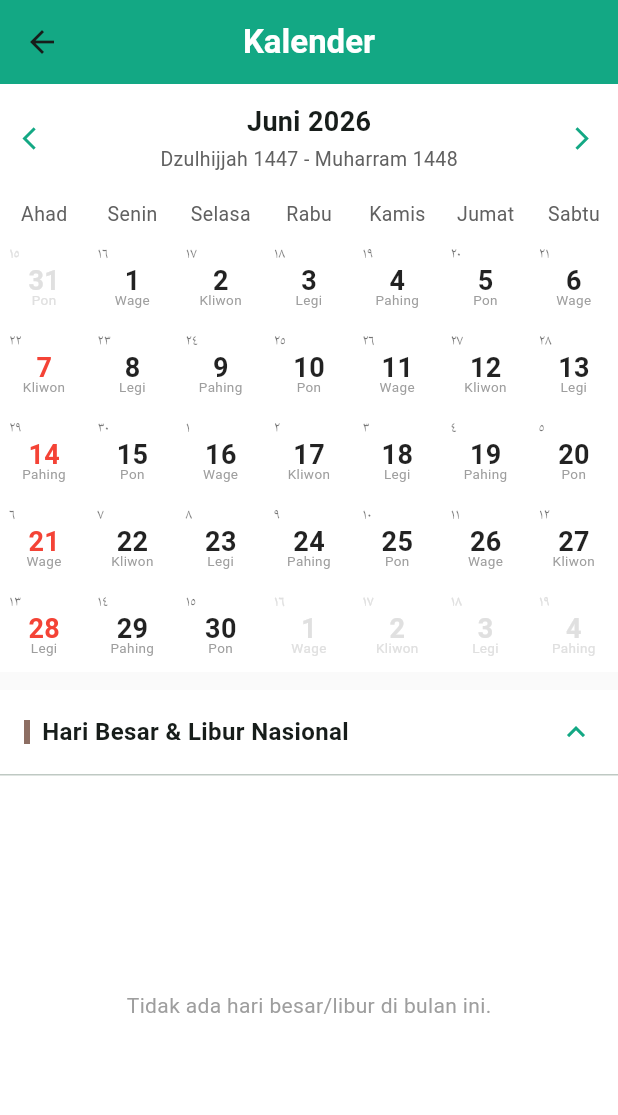
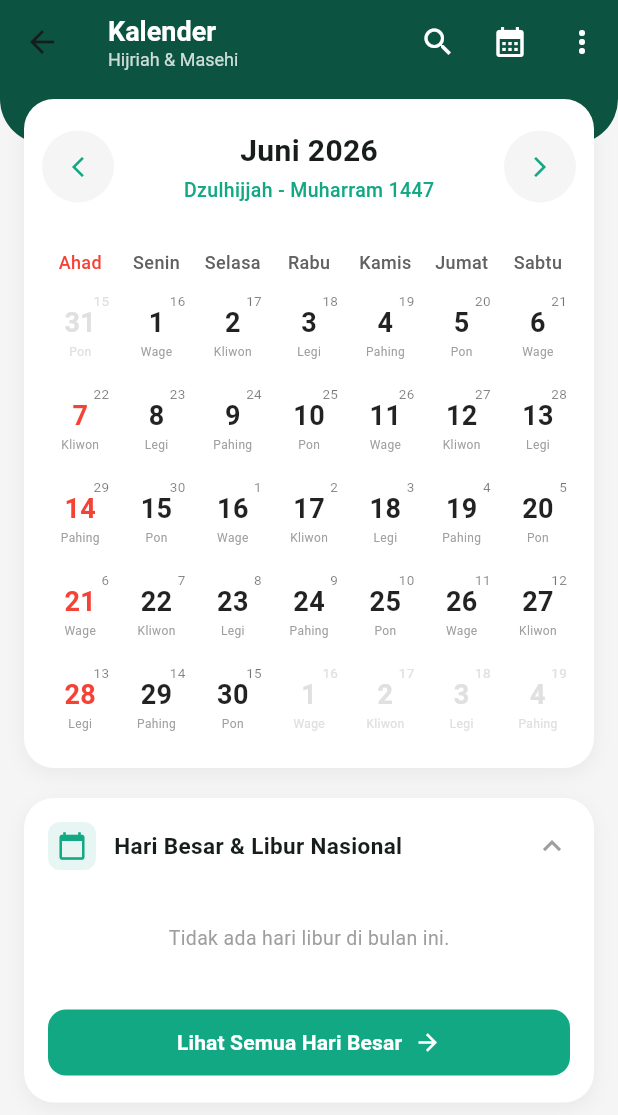
Before and after one commit to tuafiq/20241220096, a Flutter app: the CalendarPage screen opened directly, after a tap on the "arrow forward ios" icon, on a phone screen of 412 x 824 dp. Shown: the top 1115 px of the screen. Run offline on Flutter 3.47's test engine with Material 3 defaults, Android fonts, the phone set to English and light mode, and no system bars; drawn by our look-alikes of table_calendar; our stand-ins replace audioplayers, font_awesome_flutter, geolocator, hijri, image_picker, just_audio and 1 more; missing offline and left inert: flutter_qiblah; network calls fail; project files that could hold a hidden picture were left out.

Commit message:
perubahan tampilan di icon Kalender

```diff
--- a/lib/calendar_page.dart
+++ b/lib/calendar_page.dart
@@ -29,37 +29,36 @@ class _CalendarPageState extends State<CalendarPage> {
     'Rajab', 'Sya\'ban', 'Ramadhan', 'Syawal', 'Dzulqa\'dah', 'Dzulhijjah'
   ];
 
+  final Color primaryGreen = const Color(0xFF0C5441);
+  final Color accentGreen = const Color(0xFF13A884);
+
   @override
   void initState() {
     super.initState();
     _selectedDay = _focusedDay;
-    // Fetch current year, and also next/prev year to be safe for 2026-2027
     _fetchAllHolidays();
   }
 
   Future<void> _fetchAllHolidays() async {
+    if (!mounted) return;
     setState(() => _isLoading = true);
 
-    // Fetch 2026 and 2027 to ensure both are loaded
-    final list2026 = await _holidayService.getHolidays(2026);
-    final list2027 = await _holidayService.getHolidays(2027);
+    try {
+      final currentYear = DateTime.now().year;
+      final yearsToFetch = [currentYear - 1, currentYear, currentYear + 1];
 
-    // Also fetch current year if it's not 2026 or 2027
-    final currentYear = DateTime.now().year;
-    List<Holiday> listCurrent = [];
-    if (currentYear != 2026 && currentYear != 2027) {
-      listCurrent = await _holidayService.getHolidays(currentYear);
+      final List<Holiday> allHolidaysList = [];
+      for (var year in yearsToFetch) {
+        final list = await _holidayService.getHolidays(year);
+        allHolidaysList.addAll(list);
       }
 
       final newHolidaysMap = <DateTime, List<Holiday>>{};
-    final allHolidays = [...list2026, ...list2027, ...listCurrent];
-
-    for (var holiday in allHolidays) {
+      for (var holiday in allHolidaysList) {
         final normalizedDate = DateTime.utc(holiday.date.year, holiday.date.month, holiday.date.day);
         if (newHolidaysMap[normalizedDate] == null) {
           newHolidaysMap[normalizedDate] = [];
         }
-      // Prevent duplicates
         bool exists = newHolidaysMap[normalizedDate]!.any((h) => h.description == holiday.description);
         if (!exists) {
           newHolidaysMap[normalizedDate]!.add(holiday);
@@ -71,6 +70,9 @@ class _CalendarPageState extends State<CalendarPage> {
           _holidays = newHolidaysMap;
           _isLoading = false;
         });
+      }
+    } catch (e) {
+      if (mounted) setState(() => _isLoading = false);
     }
   }
 
@@ -86,10 +88,10 @@ class _CalendarPageState extends State<CalendarPage> {
 
   String _getPasaran(DateTime date) {
     const pasaran = ['Legi', 'Pahing', 'Pon', 'Wage', 'Kliwon'];
-    // Base date: 7 May 2026 is Wage (index 3).
-    final baseDate = DateTime(2026, 5, 7);
+    // Base date: 14 May 2026 is Legi (index 0).
+    final baseDate = DateTime(2026, 5, 14);
     final diff = DateTime(date.year, date.month, date.day).difference(baseDate).inDays;
-    int index = (3 + diff) % 5;
+    int index = (0 + diff) % 5;
     if (index < 0) index += 5;
     return pasaran[index];
   }
@@ -101,49 +103,55 @@ class _CalendarPageState extends State<CalendarPage> {
     final hLast = HijriCalendar.fromDate(lastDay);
 
     if (hFirst.hMonth == hLast.hMonth) {
-      return '${hijriMonths[hFirst.hMonth]} ${hFirst.hYear}';
-    } else {
-      if (hFirst.hYear == hLast.hYear) {
       return '${hijriMonths[hFirst.hMonth]} - ${hijriMonths[hLast.hMonth]} ${hFirst.hYear}';
     } else {
-        return '${hijriMonths[hFirst.hMonth]} ${hFirst.hYear} - ${hijriMonths[hLast.hMonth]} ${hLast.hYear}';
-      }
+      return '${hijriMonths[hFirst.hMonth]} - ${hijriMonths[hLast.hMonth]} ${hFirst.hYear}';
     }
   }
 
-  Widget _buildDayCell(DateTime day, {bool isSelected = false, bool isOutside = false}) {
+  Widget _buildDayCell(DateTime day, {bool isSelected = false, bool isOutside = false, bool isToday = false}) {
     final hDate = HijriCalendar.fromDate(day);
     final pasaran = _getPasaran(day);
     final isSunday = day.weekday == DateTime.sunday;
     final isHoliday = _getEventsForDay(day).isNotEmpty;
     final isRed = isSunday || isHoliday;
 
-    Color textColor = isOutside ? Colors.grey[300]! : (isRed ? Colors.red : Colors.black87);
-    Color pasaranColor = isOutside ? Colors.grey[300]! : Colors.grey[500]!;
+    Color textColor = isSelected ? Colors.white : (isOutside ? Colors.grey[300]! : (isRed ? Colors.red : Colors.black87));
+    Color pasaranColor = isSelected ? Colors.white.withOpacity(0.9) : (isOutside ? Colors.grey[300]! : Colors.grey[500]!);
+    Color hijriColor = isSelected ? Colors.white.withOpacity(0.8) : (isOutside ? Colors.grey[300]! : Colors.black54);
 
     return Container(
       margin: const EdgeInsets.all(2),
       decoration: isSelected
         ? BoxDecoration(
-            border: Border.all(color: Colors.blue.withOpacity(0.5), width: 1.5),
+            color: accentGreen,
             borderRadius: BorderRadius.circular(8),
-            color: Colors.blue.withOpacity(0.05),
+            boxShadow: [
+              BoxShadow(
+                color: accentGreen.withOpacity(0.3),
+                blurRadius: 4,
+                offset: const Offset(0, 2),
+              ),
+            ],
           )
         : null,
       child: Stack(
         children: [
-          // Hijri Top Left
+          // Hijri Top Right (Small)
           Positioned(
             top: 2,
-            left: 4,
+            right: 4,
             child: Text(
-              _toArabic(hDate.hDay),
-              style: TextStyle(fontSize: 10, color: isOutside ? Colors.grey[300] : Colors.black54),
+              '${hDate.hDay}',
+              style: TextStyle(fontSize: 9, color: hijriColor),
             ),
           ),
           // Center Date
           Center(
-            child: Text(
+            child: Column(
+              mainAxisSize: MainAxisSize.min,
+              children: [
+                Text(
                   '${day.day}',
                   style: TextStyle(
                     fontSize: 18,
@@ -151,22 +159,18 @@ class _CalendarPageState extends State<CalendarPage> {
                     color: textColor,
                   ),
                 ),
+                const SizedBox(height: 1),
+                Text(
+                  pasaran,
+                  style: TextStyle(fontSize: 8, color: pasaranColor),
                 ),
-          // Bottom Pasaran
-          Positioned(
-            bottom: 8,
-            left: 0,
-            right: 0,
-            child: Text(
-              pasaran,
-              textAlign: TextAlign.center,
-              style: TextStyle(fontSize: 9, color: pasaranColor),
+              ],
             ),
           ),
           // Holiday Dot
           if (isHoliday && !isOutside)
             Positioned(
-              bottom: 2,
+              bottom: 4,
               left: 0,
               right: 0,
               child: Row(
@@ -175,8 +179,8 @@ class _CalendarPageState extends State<CalendarPage> {
                   Container(
                     width: 4,
                     height: 4,
-                    decoration: const BoxDecoration(
-                      color: Colors.red,
+                    decoration: BoxDecoration(
+                      color: isSelected ? Colors.white : Colors.red,
                       shape: BoxShape.circle,
                     ),
                   ),
@@ -191,58 +195,89 @@ class _CalendarPageState extends State<CalendarPage> {
   @override
   Widget build(BuildContext context) {
     return Scaffold(
-      backgroundColor: Colors.grey[50],
+      backgroundColor: Colors.grey[100],
       appBar: AppBar(
-        title: const Text('Kalender', style: TextStyle(color: Colors.white, fontWeight: FontWeight.bold)),
-        backgroundColor: const Color(0xFF13A884),
-        centerTitle: true,
+        title: Column(
+          crossAxisAlignment: CrossAxisAlignment.start,
+          children: [
+            const Text('Kalender', style: TextStyle(color: Colors.white, fontWeight: FontWeight.bold, fontSize: 18)),
+            Text('Hijriah & Masehi', style: TextStyle(color: Colors.white.withOpacity(0.8), fontSize: 12, fontWeight: FontWeight.normal)),
+          ],
         ),
-      body: Column(
+        backgroundColor: primaryGreen,
+        elevation: 0,
+        actions: [
+          IconButton(icon: const Icon(Icons.search, color: Colors.white), onPressed: () {}),
+          IconButton(icon: const Icon(Icons.calendar_month, color: Colors.white), onPressed: () {}),
+          IconButton(icon: const Icon(Icons.more_vert, color: Colors.white), onPressed: () {}),
+        ],
+      ),
+      body: SingleChildScrollView(
+        child: Column(
+          children: [
+            // Top Green Area for Curved Effect
+            Container(
+              height: 40,
+              decoration: BoxDecoration(
+                color: primaryGreen,
+                borderRadius: const BorderRadius.only(
+                  bottomLeft: Radius.circular(30),
+                  bottomRight: Radius.circular(30),
+                ),
+              ),
+            ),
+            Transform.translate(
+              offset: const Offset(0, -30),
+              child: Padding(
+                padding: const EdgeInsets.symmetric(horizontal: 16.0),
+                child: Column(
+                  children: [
+                    // Calendar Card
+                    Container(
+                      decoration: BoxDecoration(
+                        color: Colors.white,
+                        borderRadius: BorderRadius.circular(20),
+                        boxShadow: [
+                          BoxShadow(color: Colors.black.withOpacity(0.05), blurRadius: 10, offset: const Offset(0, 4)),
+                        ],
+                      ),
+                      padding: const EdgeInsets.all(12),
+                      child: Column(
                         children: [
                           // Custom Header
-          Container(
-            color: Colors.white,
-            padding: const EdgeInsets.symmetric(vertical: 12.0),
+                          Padding(
+                            padding: const EdgeInsets.symmetric(vertical: 8.0),
                             child: Row(
                               mainAxisAlignment: MainAxisAlignment.spaceBetween,
                               children: [
-                IconButton(
-                  icon: const Icon(Icons.arrow_back_ios, color: Color(0xFF13A884), size: 18),
-                  onPressed: () {
+                                _buildCircleArrow(Icons.arrow_back_ios_new, () {
                                   setState(() {
                                     _focusedDay = DateTime(_focusedDay.year, _focusedDay.month - 1, 1);
                                   });
-                  },
-                ),
+                                }),
                                 Column(
                                   children: [
                                     Text(
                                       '${indonesianMonths[_focusedDay.month - 1]} ${_focusedDay.year}',
-                      style: const TextStyle(fontWeight: FontWeight.bold, fontSize: 18),
+                                      style: const TextStyle(fontWeight: FontWeight.bold, fontSize: 20),
                                     ),
                                     const SizedBox(height: 2),
                                     Text(
                                       _getHijriRange(),
-                      style: TextStyle(color: Colors.grey[700], fontSize: 13),
+                                      style: TextStyle(color: accentGreen, fontSize: 13, fontWeight: FontWeight.w500),
                                     ),
                                   ],
                                 ),
-                IconButton(
-                  icon: const Icon(Icons.arrow_forward_ios, color: Color(0xFF13A884), size: 18),
-                  onPressed: () {
+                                _buildCircleArrow(Icons.arrow_forward_ios, () {
                                   setState(() {
                                     _focusedDay = DateTime(_focusedDay.year, _focusedDay.month + 1, 1);
                                   });
-                  },
-                ),
+                                }),
                               ],
                             ),
                           ),
+                          const SizedBox(height: 16),
                           // Calendar Grid
-          Container(
-            color: Colors.white,
-            child: Stack(
-              children: [
                           TableCalendar<Holiday>(
                             firstDay: DateTime.utc(2020, 1, 1),
                             lastDay: DateTime.utc(2030, 12, 31),
@@ -250,30 +285,32 @@ class _CalendarPageState extends State<CalendarPage> {
                             selectedDayPredicate: (day) => isSameDay(_selectedDay, day),
                             startingDayOfWeek: StartingDayOfWeek.sunday,
                             headerVisible: false,
-                  rowHeight: 58,
+                            rowHeight: 62,
                             daysOfWeekHeight: 30,
                             calendarBuilders: CalendarBuilders(
                               dowBuilder: (context, day) {
                                 final text = ['Senin', 'Selasa', 'Rabu', 'Kamis', 'Jumat', 'Sabtu', 'Ahad'][day.weekday - 1];
+                                final isSunday = day.weekday == DateTime.sunday;
                                 return Center(
                                   child: Text(
                                     text,
                                     style: TextStyle(
-                            color: Colors.grey[700],
-                            fontSize: 13,
+                                      color: isSunday ? Colors.red : Colors.grey[700],
+                                      fontSize: 12,
+                                      fontWeight: FontWeight.w500,
                                     ),
                                   ),
                                 );
                               },
                               defaultBuilder: (context, day, focusedDay) => _buildDayCell(day),
-                    todayBuilder: (context, day, focusedDay) => _buildDayCell(day),
+                              todayBuilder: (context, day, focusedDay) => _buildDayCell(day, isToday: true, isSelected: isSameDay(_selectedDay, day)),
                               selectedBuilder: (context, day, focusedDay) => _buildDayCell(day, isSelected: true),
                               outsideBuilder: (context, day, focusedDay) => _buildDayCell(day, isOutside: true),
                             ),
                             onDaySelected: (selectedDay, focusedDay) {
                               setState(() {
                                 _selectedDay = selectedDay;
-                      _focusedDay = focusedDay; // update focused day to keep it in sync
+                                _focusedDay = focusedDay;
                               });
                             },
                             onPageChanged: (focusedDay) {
@@ -282,33 +319,88 @@ class _CalendarPageState extends State<CalendarPage> {
                               });
                             },
                           ),
-                if (_isLoading)
-                  Positioned.fill(
-                    child: Container(
-                      color: Colors.white.withOpacity(0.7),
-                      child: const Center(
-                        child: CircularProgressIndicator(color: Color(0xFF13A884)),
+                        ],
+                      ),
+                    ),
+                    const SizedBox(height: 20),
+                    // Holiday Section
+                    Container(
+                      decoration: BoxDecoration(
+                        color: Colors.white,
+                        borderRadius: BorderRadius.circular(20),
+                        boxShadow: [
+                          BoxShadow(color: Colors.black.withOpacity(0.05), blurRadius: 10, offset: const Offset(0, 4)),
+                        ],
+                      ),
+                      padding: const EdgeInsets.all(16),
+                      child: Column(
+                        children: [
+                          Row(
+                            children: [
+                              Container(
+                                padding: const EdgeInsets.all(6),
+                                decoration: BoxDecoration(color: accentGreen.withOpacity(0.1), borderRadius: BorderRadius.circular(8)),
+                                child: Icon(Icons.calendar_today, color: accentGreen, size: 20),
+                              ),
+                              const SizedBox(width: 12),
+                              const Text('Hari Besar & Libur Nasional', style: TextStyle(fontWeight: FontWeight.bold, fontSize: 15)),
+                              const Spacer(),
+                              const Icon(Icons.keyboard_arrow_up, color: Colors.grey),
+                            ],
+                          ),
+                          const SizedBox(height: 16),
+                          _buildHolidayList(),
+                          const SizedBox(height: 16),
+                          SizedBox(
+                            width: double.infinity,
+                            child: ElevatedButton(
+                              onPressed: () {},
+                              style: ElevatedButton.styleFrom(
+                                backgroundColor: accentGreen,
+                                foregroundColor: Colors.white,
+                                shape: RoundedRectangleAttributes(borderRadius: BorderRadius.circular(12)),
+                                padding: const EdgeInsets.symmetric(vertical: 12),
+                                elevation: 0,
+                              ),
+                              child: const Row(
+                                mainAxisAlignment: MainAxisAlignment.center,
+                                children: [
+                                  Text('Lihat Semua Hari Besar', style: TextStyle(fontWeight: FontWeight.bold)),
+                                  SizedBox(width: 8),
+                                  Icon(Icons.arrow_forward, size: 18),
+                                ],
                               ),
                             ),
                           ),
                         ],
                       ),
                     ),
-          const SizedBox(height: 12.0),
-          // Holidays List for the current month
-          Expanded(
-            child: Container(
-              color: Colors.white,
-              child: _buildHolidayList(),
+                  ],
+                ),
               ),
             ),
           ],
+        ),
+      ),
+    );
+  }
+
+  Widget _buildCircleArrow(IconData icon, VoidCallback onPressed) {
+    return Container(
+      decoration: BoxDecoration(
+        color: Colors.grey[100],
+        shape: BoxShape.circle,
+      ),
+      child: IconButton(
+        icon: Icon(icon, color: accentGreen, size: 16),
+        onPressed: onPressed,
+        constraints: const BoxConstraints(minWidth: 32, minHeight: 32),
+        padding: EdgeInsets.zero,
       ),
     );
   }
 
   Widget _buildHolidayList() {
-    // Get all holidays for current month
     List<Holiday> currentMonthHolidays = [];
     _holidays.forEach((date, list) {
       if (date.month == _focusedDay.month && date.year == _focusedDay.year) {
@@ -318,87 +410,75 @@ class _CalendarPageState extends State<CalendarPage> {
 
     currentMonthHolidays.sort((a, b) => a.date.compareTo(b.date));
 
-    return Column(
-      crossAxisAlignment: CrossAxisAlignment.start,
-      children: [
-        Padding(
-          padding: const EdgeInsets.symmetric(horizontal: 16.0, vertical: 16.0),
-          child: Row(
-            children: [
-              Container(width: 4, height: 16, color: const Color(0xFF8D6E63)),
-              const SizedBox(width: 8),
-              const Text('Hari Besar & Libur Nasional', style: TextStyle(fontWeight: FontWeight.bold, fontSize: 16)),
-              const Spacer(),
-              const Icon(Icons.keyboard_arrow_up, color: Color(0xFF13A884)),
-            ],
-          ),
-        ),
-        const Divider(height: 1),
-        if (currentMonthHolidays.isEmpty)
-          Expanded(
-            child: Center(
-              child: Text('Tidak ada hari besar/libur di bulan ini.', style: TextStyle(color: Colors.grey[500])),
-            ),
-          )
-        else
-          Expanded(
-            child: ListView.builder(
+    if (_isLoading) {
+      return const Center(child: Padding(padding: EdgeInsets.all(20.0), child: CircularProgressIndicator()));
+    }
+
+    if (currentMonthHolidays.isEmpty) {
+      return Padding(
+        padding: const EdgeInsets.all(20.0),
+        child: Text('Tidak ada hari libur di bulan ini.', style: TextStyle(color: Colors.grey[500], fontSize: 13)),
+      );
+    }
+
+    return ListView.builder(
+      shrinkWrap: true,
+      physics: const NeverScrollableScrollPhysics(),
       itemCount: currentMonthHolidays.length,
       itemBuilder: (context, index) {
         final holiday = currentMonthHolidays[index];
         final hDate = HijriCalendar.fromDate(holiday.date);
         final dayName = ['Senin', 'Selasa', 'Rabu', 'Kamis', 'Jumat', 'Sabtu', 'Ahad'][holiday.date.weekday - 1];
-                final monthStr = indonesianMonths[holiday.date.month - 1].substring(0, 3);
+        final monthStr = indonesianMonths[holiday.date.month - 1];
 
-                return Padding(
-                  padding: const EdgeInsets.symmetric(horizontal: 16.0, vertical: 8.0),
+        return Container(
+          margin: const EdgeInsets.only(bottom: 12),
+          padding: const EdgeInsets.all(12),
+          decoration: BoxDecoration(
+            color: Colors.grey[50],
+            borderRadius: BorderRadius.circular(12),
+            border: Border.all(color: Colors.grey[200]!),
+          ),
           child: Row(
-                    crossAxisAlignment: CrossAxisAlignment.start,
             children: [
               Container(
-                        width: 52,
+                width: 50,
                 padding: const EdgeInsets.symmetric(vertical: 8),
                 decoration: BoxDecoration(
-                          border: Border.all(color: Colors.grey[300]!),
-                          borderRadius: BorderRadius.circular(8),
+                  color: Colors.white,
+                  borderRadius: BorderRadius.circular(10),
+                  border: Border.all(color: Colors.grey[200]!),
                 ),
                 child: Column(
                   children: [
-                            Text(monthStr, style: TextStyle(color: Colors.grey[600], fontSize: 12)),
-                            Text('${holiday.date.day}', style: const TextStyle(color: Colors.blue, fontWeight: FontWeight.bold, fontSize: 18)),
+                    Text(monthStr.substring(0, 3), style: TextStyle(color: Colors.red[300], fontSize: 10, fontWeight: FontWeight.bold)),
+                    Text('${holiday.date.day}', style: TextStyle(color: accentGreen, fontWeight: FontWeight.bold, fontSize: 18)),
                   ],
                 ),
               ),
-                      const SizedBox(width: 16),
+              const SizedBox(width: 12),
               Expanded(
                 child: Column(
                   crossAxisAlignment: CrossAxisAlignment.start,
                   children: [
+                    Text(holiday.description, style: const TextStyle(fontWeight: FontWeight.bold, fontSize: 14)),
+                    const SizedBox(height: 4),
                     Text(
-                              holiday.description,
-                              style: const TextStyle(fontWeight: FontWeight.bold, fontSize: 14),
+                      '$dayName, ${holiday.date.day} $monthStr ${holiday.date.year} / ${hDate.hDay} ${hijriMonths[hDate.hMonth]} ${hDate.hYear}',
+                      style: TextStyle(color: Colors.grey[600], fontSize: 11),
                     ),
-                            const SizedBox(height: 6),
-                            Text(
-                              '$dayName, ${holiday.date.day} ${indonesianMonths[holiday.date.month - 1]} ${holiday.date.year} / ${hDate.hDay} ${hijriMonths[hDate.hMonth]} ${hDate.hYear}',
-                              style: TextStyle(color: Colors.grey[600], fontSize: 12),
-                            ),
-                            const SizedBox(height: 16),
-                            const Divider(height: 1),
                   ],
                 ),
               ),
-                      const Padding(
-                        padding: EdgeInsets.only(top: 4.0),
-                        child: Icon(Icons.info, size: 16, color: Colors.grey),
-                      ),
+              Icon(Icons.info_outline, size: 20, color: Colors.grey[400]),
             ],
           ),
         );
       },
-            ),
-          ),
-      ],
     );
   }
 }
+
+class RoundedRectangleAttributes extends RoundedRectangleBorder {
+  RoundedRectangleAttributes({required super.borderRadius});
+}
```
Lines whose indentation alone changed are shown as unchanged.
